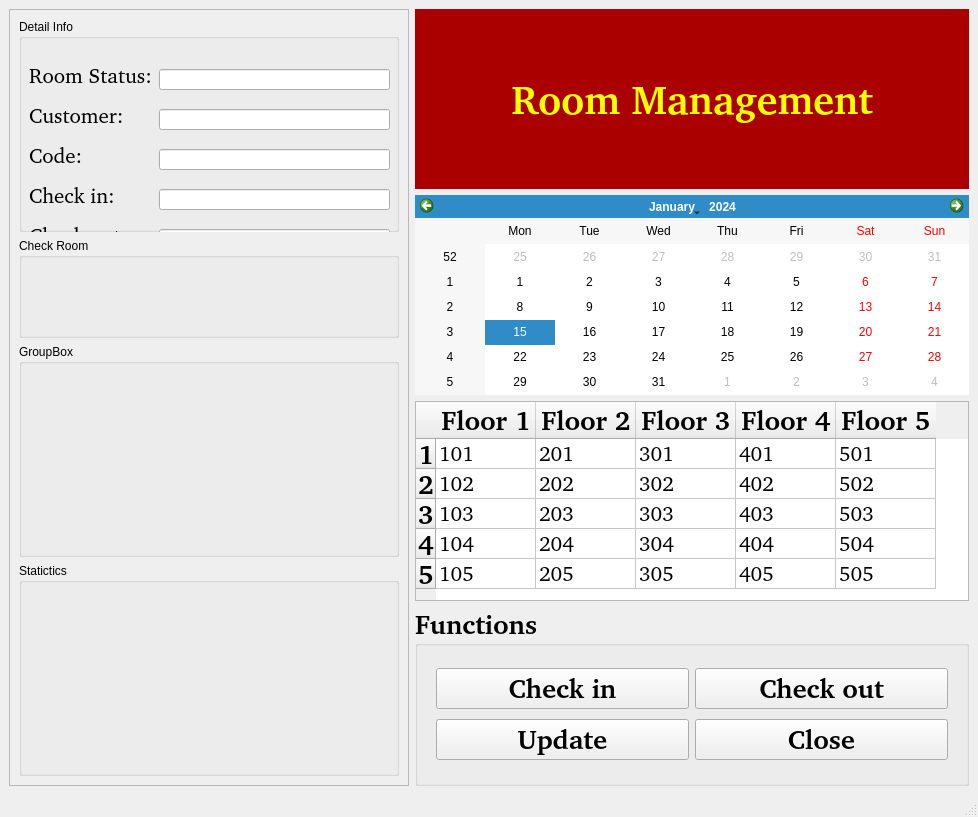
Tranle1509/HotelManagement, file ui/MainWindowRoomManagement.ui: the form before one commit.
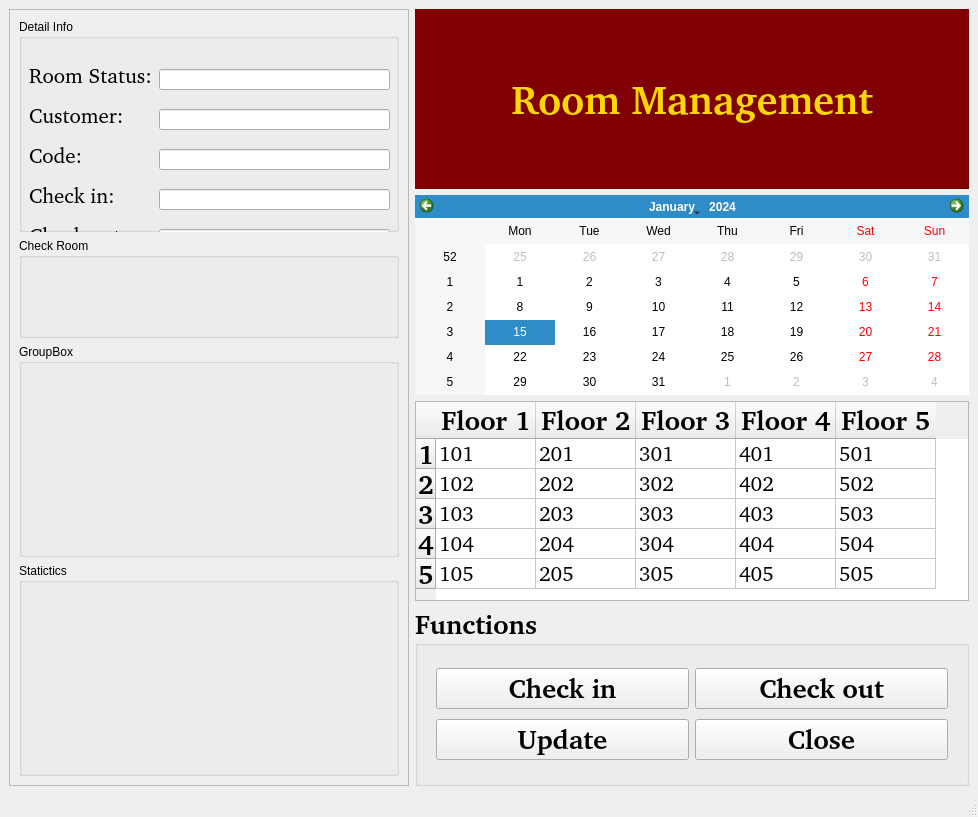
The form after the commit.

Commit message: MainWindow Quản lý phòng

The edit to the form file:
```diff
--- a/ui/MainWindowRoomManagement.ui
+++ b/ui/MainWindowRoomManagement.ui
@@ -260,8 +260,8 @@
          </font>
         </property>
         <property name="styleSheet">
-         <string notr="true">background-color: rgb(170, 0, 0);
-color: rgb(255, 255, 0);</string>
+         <string notr="true">background-color: rgb(128, 0, 2);
+color: rgb(255, 215, 0);</string>
         </property>
         <property name="text">
          <string>Room Management</string>
```
